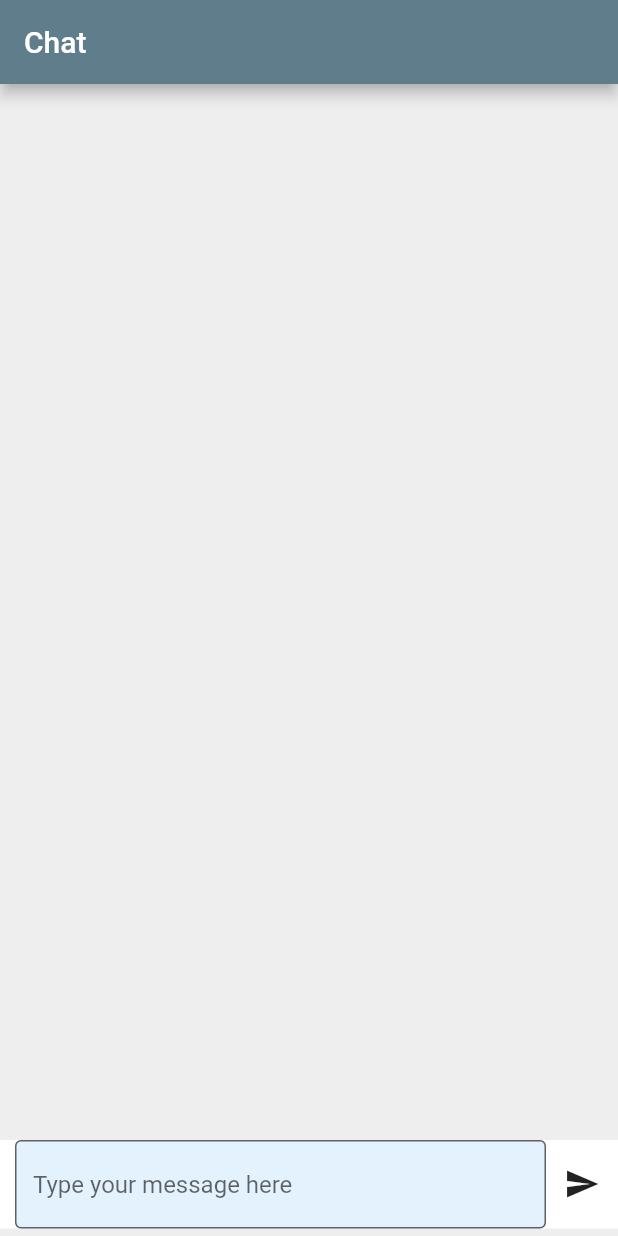
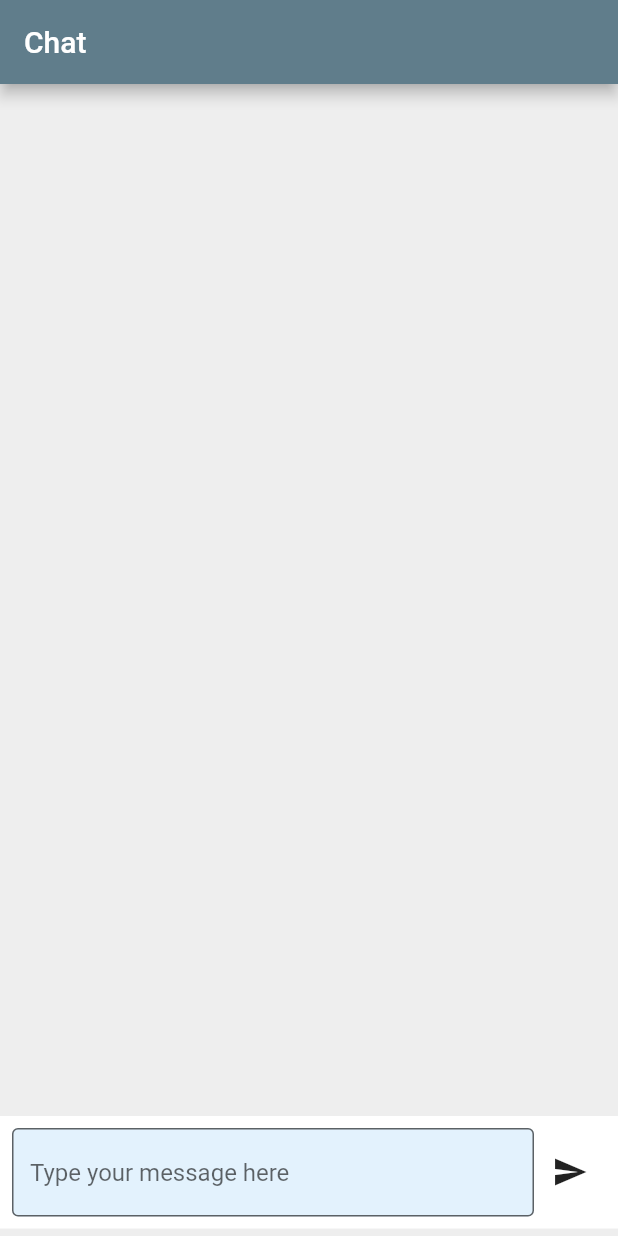
Before and after one commit to bourne015/chat_ui, a Flutter app: the screen it shows after launch, on a phone screen of 412 x 824 dp. Run offline on Flutter 3.47's test engine with Material 2 defaults, Android fonts, the phone set to English and light mode, and no system bars; our stand-ins replace dio.

Commit message:
add padding for input box
Signed-off-by: fantao <phantasy015@qq.com>

```diff
--- a/lib/main.dart
+++ b/lib/main.dart
@@ -81,7 +81,7 @@ class ChatPageState extends State<ChatPage> {
           Container(
             color: Colors.white,
             margin: const EdgeInsets.only(top: 5, bottom: 5),
-            padding: const EdgeInsets.only(left: 10),
+            padding: const EdgeInsets.all(8),
             child: Row(
               children: [
                 Expanded(
```
